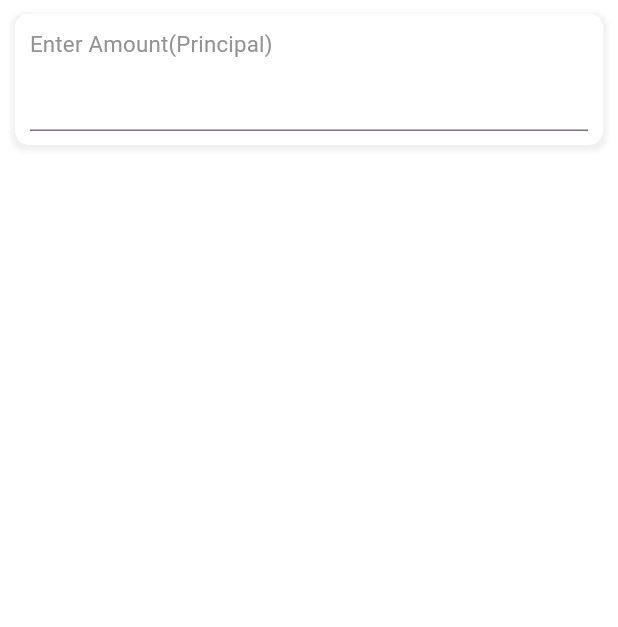
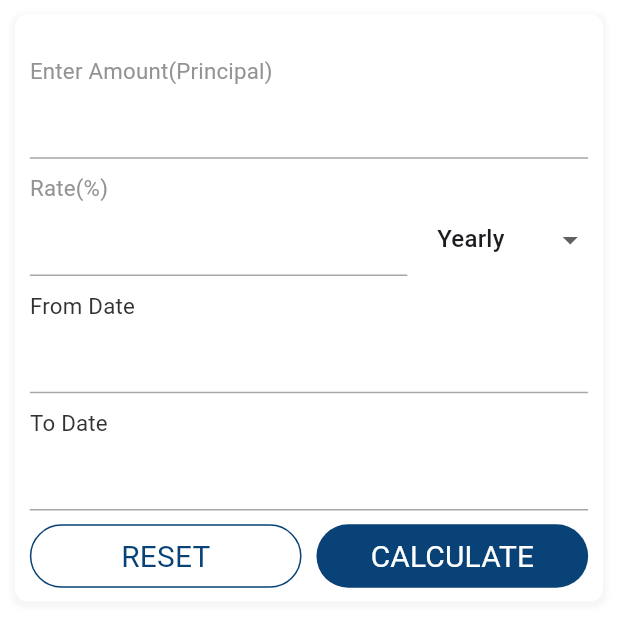
Before and after one commit to nikunjOceanmtech/gst_calcuator, a Flutter app: the InterestCalculatorScreen screen opened by its route, on a phone screen of 412 x 824 dp. Shown: the top 627 px of the screen. Run offline on Flutter 3.47's test engine with Material 3 defaults, Android fonts, the light colour scheme and no system bars; our stand-ins replace bloc, cached_network_image, equatable, flutter_bloc, flutter_screenutil, flutter_svg and 4 more; missing offline and left inert: date_picker_plus, eval_ex; accounts and stored records are empty; Roboto replaces fonts that are missing (Circular Std); project files that could hold a hidden picture were left out.

Commit message:
Interest add
Interest add

```diff
--- a/lib/common/common_widget.dart
+++ b/lib/common/common_widget.dart
@@ -1,6 +1,7 @@
 import 'dart:io';
 
 import 'package:cached_network_image/cached_network_image.dart';
+import 'package:date_picker_plus/date_picker_plus.dart';
 import 'package:flutter/material.dart';
 import 'package:flutter_screenutil/flutter_screenutil.dart';
 import 'package:flutter_svg/flutter_svg.dart';
@@ -223,11 +224,32 @@ class CommonWidget {
       ),
     );
   }
+
+  static Future<DateTime> datePicker({
+    bool isRangeDate = false,
+    required BuildContext context,
+    required DateTime minDate,
+    DateTime? maxDate,
+    DateTime? selectedDate,
+  }) async {
+    List<DateTime> dateList = [];
+    DateTime date = await showDatePickerDialog(
+          padding: EdgeInsets.symmetric(horizontal: 12.w),
+          selectedDate: selectedDate,
+          context: context,
+          maxDate: maxDate ?? DateTime(DateTime.now().year + 500),
+          minDate: minDate,
+        ) ??
+        DateTime.now();
+    dateList = [date];
+
+    return dateList.first;
+  }
 }
 
 class AppColor {
   static const primaryColor = Color(0xff084277);
-  static const defaultColor = Color(0xff293847);
+  static const defaultColor = Color(0xff323232);
   static const whiteColor = Color(0xffffffff);
   static const redColor = Color(0xffF24040);
   static const greyColor = Color(0xffF6F6F8);
@@ -246,4 +268,10 @@ class AppColor {
   static Color whiteBackGroundColor = whiteColor;
   static Color grayBackGroundColor = greyColor;
   static Color redTextColor = redColor;
+
+  // New
+
+  static Color borderColor = const Color(0xffA9A6A6);
+  static Color headingColor = const Color(0xff939393);
+  static Color textColor = const Color(0xff323232);
 }
--- a/lib/features/interest_calculator/presentation/cubit/interest_calculator_cubit.dart
+++ b/lib/features/interest_calculator/presentation/cubit/interest_calculator_cubit.dart
@@ -1,9 +1,85 @@
+import 'dart:math';
+
 import 'package:bloc/bloc.dart';
 import 'package:equatable/equatable.dart';
+import 'package:flutter/material.dart';
 import 'package:gst_calcuator/common/app_error.dart';
 
 part 'interest_calculator_state.dart';
 
 class InterestCalculatorCubit extends Cubit<InterestCalculatorState> {
-  InterestCalculatorCubit() : super(InterestCalculatorInitialState());
+  InterestCalculatorCubit()
+      : super(
+          InterestCalculatorLoadedState(
+            fromDate: DateTime.now(),
+            toDate: DateTime.now(),
+            isDetailsShow: false,
+            rateType: RateType.Yearly,
+            totalInterestAmount: 0,
+            totalInterest: 0,
+          ),
+        );
+
+  TextEditingController totalAmountController = TextEditingController();
+  TextEditingController totalRateController = TextEditingController();
+  TextEditingController fromDateController = TextEditingController();
+  TextEditingController toDateController = TextEditingController();
+
+  void loadFromDate({required DateTime fromDate, required InterestCalculatorLoadedState state}) {
+    fromDateController = TextEditingController(text: '${fromDate.year}-${fromDate.month}-${fromDate.day}');
+    emit(state.copyWith(fromDate: fromDate, random: Random().nextDouble()));
+  }
+
+  void loadToDate({required DateTime toDate, required InterestCalculatorLoadedState state}) {
+    toDateController = TextEditingController(text: '${toDate.year}-${toDate.month}-${toDate.day}');
+    emit(state.copyWith(toDate: toDate, random: Random().nextDouble()));
+  }
+
+  void clearData({required InterestCalculatorLoadedState state}) {
+    fromDateController.clear();
+    toDateController.clear();
+    totalAmountController.clear();
+    totalRateController.clear();
+    emit(state.copyWith(fromDate: DateTime.now(), toDate: DateTime.now()));
+  }
+
+  void calculateData({required InterestCalculatorLoadedState state, required bool isShow}) {
+    double totalAmount = double.tryParse(totalAmountController.text) ?? 0;
+    double totalRate = double.tryParse(totalRateController.text) ?? 0;
+    double totalTime = state.toDate.difference(state.fromDate).inDays / 366;
+    double totalInterestAmount = 0;
+    double totalInterest = 0;
+
+    if (state.rateType == RateType.Monthly) {
+      totalInterestAmount = (totalAmount * (totalRate / 100) * (totalTime * 12));
+      totalInterest = totalInterestAmount + totalAmount;
+    } else if (state.rateType == RateType.Yearly) {
+      totalInterestAmount = (totalAmount * totalRate * totalTime) / 100;
+      totalInterest = totalInterestAmount + totalAmount;
+    }
+
+    emit(
+      state.copyWith(
+        isDetailsShow: isShow,
+        random: Random().nextDouble(),
+        totalInterestAmount: totalInterestAmount,
+        totalInterest: totalInterest,
+      ),
+    );
+  }
+
+  void changeDropDownValue({required RateType value, required InterestCalculatorLoadedState state}) {
+    emit(state.copyWith(rateType: value, random: Random().nextDouble()));
+  }
+
+  String getString({required InterestCalculatorLoadedState state}) {
+    DateTime startDate = state.fromDate;
+    DateTime endDate = state.toDate;
+    Duration difference = endDate.difference(startDate);
+    int years = difference.inDays ~/ 365;
+    int remainingDays = difference.inDays % 365;
+    int months = remainingDays ~/ 30;
+    int days = remainingDays % 30 - 1;
+    return '$years years $months months $days days';
+  }
 }
--- a/lib/features/interest_calculator/presentation/cubit/interest_calculator_state.dart
+++ b/lib/features/interest_calculator/presentation/cubit/interest_calculator_state.dart
@@ -1,15 +1,68 @@
+// ignore_for_file: constant_identifier_names
+
 part of 'interest_calculator_cubit.dart';
+
+enum RateType { Monthly , Yearly }
 
 abstract class InterestCalculatorState extends Equatable {
   const InterestCalculatorState();
 
   @override
-  List<Object> get props => [];
+  List<Object?> get props => [];
 }
 
 class InterestCalculatorInitialState extends InterestCalculatorState {}
 
-class InterestCalculatorLoadedState extends InterestCalculatorState {}
+class InterestCalculatorLoadedState extends InterestCalculatorState {
+  final DateTime fromDate;
+  final DateTime toDate;
+  final double? random;
+  final bool isDetailsShow;
+  final RateType rateType;
+  final double totalInterestAmount;
+  final double totalInterest;
+
+  const InterestCalculatorLoadedState({
+    required this.fromDate,
+    required this.toDate,
+    this.random,
+    required this.isDetailsShow,
+    required this.rateType,
+    required this.totalInterestAmount,
+    required this.totalInterest,
+  });
+
+  InterestCalculatorLoadedState copyWith({
+    DateTime? fromDate,
+    DateTime? toDate,
+    double? random,
+    bool? isDetailsShow,
+    RateType? rateType,
+    double? totalInterestAmount,
+    double? totalInterest,
+  }) {
+    return InterestCalculatorLoadedState(
+      fromDate: fromDate ?? this.fromDate,
+      toDate: toDate ?? this.toDate,
+      random: random ?? this.random,
+      isDetailsShow: isDetailsShow ?? this.isDetailsShow,
+      rateType: rateType ?? this.rateType,
+      totalInterestAmount: totalInterestAmount ?? this.totalInterestAmount,
+      totalInterest: totalInterest ?? this.totalInterest,
+    );
+  }
+
+  @override
+  List<Object?> get props => [
+        fromDate,
+        toDate,
+        random,
+        isDetailsShow,
+        rateType,
+        totalInterestAmount,
+        totalInterest,
+      ];
+}
 
 class InterestCalculatorLoadingState extends InterestCalculatorState {}
 
--- a/lib/features/interest_calculator/presentation/view/interest_calculator_screen.dart
+++ b/lib/features/interest_calculator/presentation/view/interest_calculator_screen.dart
@@ -1,8 +1,8 @@
 import 'package:flutter/material.dart';
-import 'package:flutter_screenutil/flutter_screenutil.dart';
+import 'package:flutter_bloc/flutter_bloc.dart';
 import 'package:gst_calcuator/common/common_widget.dart';
-import 'package:gst_calcuator/di/get_it.dart';
 import 'package:gst_calcuator/features/interest_calculator/presentation/cubit/interest_calculator_cubit.dart';
+import 'package:gst_calcuator/features/interest_calculator/presentation/view/interest_calculator_widget.dart';
 
 class InterestCalculatorScreen extends StatefulWidget {
   const InterestCalculatorScreen({super.key});
@@ -11,58 +11,23 @@ class InterestCalculatorScreen extends StatefulWidget {
   State<InterestCalculatorScreen> createState() => _InterestCalculatorScreenState();
 }
 
-class _InterestCalculatorScreenState extends State<InterestCalculatorScreen> {
-  late InterestCalculatorCubit interestCalculatorCubit;
-
-  @override
-  void initState() {
-    interestCalculatorCubit = getItInstance<InterestCalculatorCubit>();
-    super.initState();
-  }
-
+class _InterestCalculatorScreenState extends InterestCalculatorWidgte {
   @override
   Widget build(BuildContext context) {
-    DateTime d1 = DateTime.now();
-    DateTime d2 = DateTime.now().subtract(const Duration(days: 365));
-    Duration duration = d1.difference(d2);
-    int diffmonths1 = duration.inDays ~/ 30;
-    print(diffmonths1);
     return SafeArea(
       child: Scaffold(
         backgroundColor: AppColor.whiteBackGroundColor,
-        body: Column(
-          children: [
-            Container(
-              width: ScreenUtil().screenWidth,
-              padding: EdgeInsets.symmetric(horizontal: 10.w, vertical: 10.h),
-              margin: EdgeInsets.symmetric(horizontal: 10.w, vertical: 10.h),
-              decoration: BoxDecoration(
-                color: AppColor.whiteBackGroundColor,
-                borderRadius: BorderRadius.circular(10.r),
-                boxShadow: [
-                  BoxShadow(
-                    blurRadius: 2,
-                    spreadRadius: 2,
-                    offset: const Offset(0, 2),
-                    color: const Color(0xff606060).withOpacity(0.09),
-                  ),
-                ],
-              ),
-              child: Column(
-                crossAxisAlignment: CrossAxisAlignment.start,
-                children: [
-                  CommonWidget.commonText(
-                    text: 'Enter Amount(Principal)',
-                    color: const Color(0xff939393),
-                    fontSize: 15.sp,
-                  ),
-                  const TextField(
-                    decoration: InputDecoration(contentPadding: EdgeInsets.zero),
-                  ),
-                ],
-              ),
-            ),
-          ],
+        body: BlocBuilder<InterestCalculatorCubit, InterestCalculatorState>(
+          bloc: interestCalculatorCubit,
+          builder: (context, state) {
+            if (state is InterestCalculatorLoadedState) {
+              return Form(
+                key: formKey,
+                child: screenView(state: state),
+              );
+            }
+            return const SizedBox.shrink();
+          },
         ),
       ),
     );
--- /dev/null
+++ b/lib/features/interest_calculator/presentation/view/interest_calculator_widget.dart
@@ -0,0 +1,347 @@
+import 'package:flutter/material.dart';
+import 'package:flutter_screenutil/flutter_screenutil.dart';
+import 'package:gst_calcuator/common/common_widget.dart';
+import 'package:gst_calcuator/di/get_it.dart';
+import 'package:gst_calcuator/features/interest_calculator/presentation/cubit/interest_calculator_cubit.dart';
+import 'package:gst_calcuator/features/interest_calculator/presentation/view/interest_calculator_screen.dart';
+
+// DateTime d1 = DateTime.now();
+// DateTime d2 = DateTime.now().subtract(const Duration(days: 366));
+// Duration duration = d1.difference(d2);
+// int diffmonths1 = duration.inDays ~/ 365;
+// int diffmonths2 = duration.inDays ~/ 30;
+// print('year $diffmonths1 days $diffmonths2');
+
+abstract class InterestCalculatorWidgte extends State<InterestCalculatorScreen> {
+  late InterestCalculatorCubit interestCalculatorCubit;
+
+  final GlobalKey<FormState> formKey = GlobalKey<FormState>();
+
+  @override
+  void initState() {
+    interestCalculatorCubit = getItInstance<InterestCalculatorCubit>();
+    super.initState();
+  }
+
+  Widget screenView({required InterestCalculatorLoadedState state}) {
+    return SingleChildScrollView(
+      child: Column(
+        children: [
+          textFieldAndButtonView(state: state),
+          SizedBox(height: 20.h),
+          Visibility(
+            visible: state.isDetailsShow,
+            child: calculationView(state: state),
+          ),
+        ],
+      ),
+    );
+  }
+
+  // Bottom Calculation View
+  Widget calculationView({required InterestCalculatorLoadedState state}) {
+    return Padding(
+      padding: EdgeInsets.symmetric(horizontal: 10.w),
+      child: Column(
+        children: [
+          calculationCommonRow(
+            lable: 'Principle (Amount)',
+            value: interestCalculatorCubit.totalAmountController.text,
+          ),
+          SizedBox(height: 10.h),
+          calculationCommonRow(
+            lable: 'Interest %',
+            value: state.rateType == RateType.Monthly
+                ? '${interestCalculatorCubit.totalRateController.text}% Monthly'
+                : '${interestCalculatorCubit.totalRateController.text}% Yearly',
+          ),
+          SizedBox(height: 10.h),
+          calculationCommonRow(
+            lable: 'Interest (Amount)',
+            value: '${state.totalInterestAmount.toStringAsFixed(2)} ₹',
+          ),
+          SizedBox(height: 10.h),
+          calculationCommonRow(
+            lable: 'Period (Days)',
+            value: interestCalculatorCubit.getString(state: state),
+          ),
+          SizedBox(height: 10.h),
+          calculationCommonRow(
+            lable: 'Total (Amount)',
+            value: '${state.totalInterest.toStringAsFixed(2)} ₹',
+          ),
+        ],
+      ),
+    );
+  }
+
+  Widget calculationCommonRow({required String lable, required String value}) {
+    return Row(
+      crossAxisAlignment: CrossAxisAlignment.start,
+      children: [
+        Padding(
+          padding: const EdgeInsets.only(top: 8),
+          child: Container(
+            height: 10.h,
+            width: 10.w,
+            decoration: BoxDecoration(shape: BoxShape.circle, color: AppColor.primary1Color),
+          ),
+        ),
+        SizedBox(width: 10.w),
+        Expanded(
+          child: CommonWidget.commonText(
+            text: lable,
+            fontWeight: FontWeight.w700,
+          ),
+        ),
+        SizedBox(width: 10.w),
+        Expanded(
+          child: CommonWidget.commonText(
+            text: value,
+            maxLines: 2,
+            color: AppColor.headingColor,
+            bold: true,
+          ),
+        ),
+      ],
+    );
+  }
+
+  // Top Text Field View
+  Widget textFieldAndButtonView({required InterestCalculatorLoadedState state}) {
+    return Container(
+      width: ScreenUtil().screenWidth,
+      padding: EdgeInsets.symmetric(horizontal: 10.w, vertical: 10.h),
+      margin: EdgeInsets.symmetric(horizontal: 10.w, vertical: 10.h),
+      decoration: BoxDecoration(
+        color: AppColor.whiteBackGroundColor,
+        borderRadius: BorderRadius.circular(10.r),
+        boxShadow: const [
+          BoxShadow(
+            blurRadius: 2,
+            spreadRadius: 2,
+            offset: Offset(0, 2),
+            color: AppColor.greyColor,
+          ),
+        ],
+      ),
+      child: Column(
+        crossAxisAlignment: CrossAxisAlignment.start,
+        children: [
+          SizedBox(height: 20.h),
+          amountView(state: state),
+          SizedBox(height: 10.h),
+          rateView(state: state),
+          SizedBox(height: 10.h),
+          fromDateView(state: state),
+          SizedBox(height: 10.h),
+          toDateView(state: state),
+          SizedBox(height: 10.h),
+          buttonView(state: state),
+        ],
+      ),
+    );
+  }
+
+  Widget buttonView({required InterestCalculatorLoadedState state}) {
+    return Row(
+      children: [
+        Expanded(
+          child: InkWell(
+            onTap: () => interestCalculatorCubit.clearData(state: state),
+            child: CommonWidget.container(
+              height: 50.h,
+              isBorder: true,
+              borderColor: AppColor.primary1Color,
+              borderRadius: 50.r,
+              alignment: Alignment.center,
+              child: CommonWidget.commonText(text: 'RESET', color: AppColor.primary1Color),
+            ),
+          ),
+        ),
+        SizedBox(width: 10.w),
+        Expanded(
+          child: InkWell(
+            onTap: () {
+              if (formKey.currentState?.validate() == true) {
+                interestCalculatorCubit.calculateData(state: state, isShow: true);
+              }
+            },
+            child: CommonWidget.container(
+              height: 50.h,
+              color: AppColor.primary1Color,
+              borderRadius: 50.r,
+              alignment: Alignment.center,
+              child: CommonWidget.commonText(text: 'CALCULATE', color: AppColor.whiteTextColor),
+            ),
+          ),
+        ),
+      ],
+    );
+  }
+
+  Widget toDateView({required InterestCalculatorLoadedState state}) {
+    return InkWell(
+      onTap: () async {
+        DateTime dateTime = await CommonWidget.datePicker(
+          context: context,
+          minDate: state.fromDate,
+        );
+        interestCalculatorCubit.loadToDate(toDate: dateTime, state: state);
+        Future.delayed(const Duration(milliseconds: 500), () => formKey.currentState?.validate());
+      },
+      child: Column(
+        crossAxisAlignment: CrossAxisAlignment.start,
+        children: [
+          CommonWidget.commonText(text: 'To Date', color: AppColor.textColor, fontSize: 15.sp),
+          commonTextFormField(
+            state: state,
+            validationValue: 'Please Select To Date',
+            controller: interestCalculatorCubit.toDateController,
+            isEnabled: false,
+          ),
+        ],
+      ),
+    );
+  }
+
+  Widget fromDateView({required InterestCalculatorLoadedState state}) {
+    return InkWell(
+      onTap: () async {
+        DateTime dateTime = await CommonWidget.datePicker(
+          context: context,
+          minDate: DateTime(1500),
+        );
+        interestCalculatorCubit.loadFromDate(fromDate: dateTime, state: state);
+        Future.delayed(const Duration(milliseconds: 500), () => formKey.currentState?.validate());
+      },
+      child: Column(
+        crossAxisAlignment: CrossAxisAlignment.start,
+        children: [
+          CommonWidget.commonText(
+            text: 'From Date',
+            color: AppColor.textColor,
+            fontSize: 15.sp,
+          ),
+          commonTextFormField(
+            state: state,
+            validationValue: 'Please Select From Date',
+            controller: interestCalculatorCubit.fromDateController,
+            isEnabled: false,
+          ),
+        ],
+      ),
+    );
+  }
+
+  Widget rateView({required InterestCalculatorLoadedState state}) {
+    return Column(
+      crossAxisAlignment: CrossAxisAlignment.start,
+      children: [
+        CommonWidget.commonText(
+          text: 'Rate(%)',
+          color: AppColor.headingColor,
+          fontSize: 15.sp,
+        ),
+        Row(
+          children: [
+            Expanded(
+              flex: 5,
+              child: commonTextFormField(
+                state: state,
+                validationValue: 'Please Select From Date',
+                controller: interestCalculatorCubit.totalRateController,
+                isEnabled: true,
+                validator: (value) {
+                  if (value?.isEmpty == true) {
+                    return 'Please Enter Rate';
+                  } else {
+                    if (double.parse((value?.isEmpty == true) ? '0' : (value ?? "0")) > 100) {
+                      return 'Please Enter Valid Rate';
+                    }
+                    return null;
+                  }
+                },
+              ),
+            ),
+            SizedBox(width: 20.w),
+            Expanded(
+              flex: 2,
+              child: DropdownButton(
+                value: state.rateType,
+                isExpanded: true,
+                underline: const SizedBox.shrink(),
+                items: const [
+                  DropdownMenuItem(
+                    value: RateType.Monthly,
+                    child: Text("Monthly"),
+                  ),
+                  DropdownMenuItem(
+                    value: RateType.Yearly,
+                    child: Text("Yearly"),
+                  ),
+                ],
+                onChanged: (value) => interestCalculatorCubit.changeDropDownValue(
+                  value: value ?? RateType.Yearly,
+                  state: state,
+                ),
+              ),
+            ),
+          ],
+        ),
+      ],
+    );
+  }
+
+  Widget amountView({required InterestCalculatorLoadedState state}) {
+    return Column(
+      crossAxisAlignment: CrossAxisAlignment.start,
+      children: [
+        CommonWidget.commonText(
+          text: 'Enter Amount(Principal)',
+          color: AppColor.headingColor,
+          fontSize: 15.sp,
+        ),
+        commonTextFormField(
+          state: state,
+          validationValue: 'Please Enter Amount',
+          controller: interestCalculatorCubit.totalAmountController,
+        ),
+      ],
+    );
+  }
+
+  Widget commonTextFormField({
+    required String validationValue,
+    required TextEditingController controller,
+    bool isEnabled = true,
+    String? Function(String?)? validator,
+    required InterestCalculatorLoadedState state,
+  }) {
+    return TextFormField(
+      validator: validator ??
+          (value) {
+            if (value?.isEmpty == true) {
+              return validationValue;
+            }
+            return null;
+          },
+      controller: controller,
+      onChanged: (value) {
+        interestCalculatorCubit.calculateData(state: state, isShow: false);
+        formKey.currentState?.validate();
+      },
+      enabled: isEnabled,
+      style: TextStyle(color: AppColor.textColor),
+      keyboardType: TextInputType.number,
+      decoration: InputDecoration(
+        contentPadding: EdgeInsets.zero,
+        errorBorder: const UnderlineInputBorder(borderSide: BorderSide(color: AppColor.redColor)),
+        border: UnderlineInputBorder(borderSide: BorderSide(color: AppColor.borderColor)),
+        disabledBorder: UnderlineInputBorder(borderSide: BorderSide(color: AppColor.borderColor)),
+        enabledBorder: UnderlineInputBorder(borderSide: BorderSide(color: AppColor.borderColor)),
+        focusedBorder: UnderlineInputBorder(borderSide: BorderSide(color: AppColor.borderColor)),
+      ),
+    );
+  }
+}
--- a/pubspec.yaml
+++ b/pubspec.yaml
@@ -47,6 +47,10 @@ dependencies:
   vibration: ^1.8.4
   flutter_svg: ^2.0.7
   cached_network_image: ^3.3.1
+  date_picker_plus:
+    git:
+      url: https://github.com/nikunjOceanmtech/date_picker.git
+      ref: 6912cc505f4d96b0a692f48eb46d15b56af91022
 
 dev_dependencies:
   flutter_test:
```
Also changed, not shown: lib/di/get_it.dart (+0 -26 lines), pubspec.lock.
